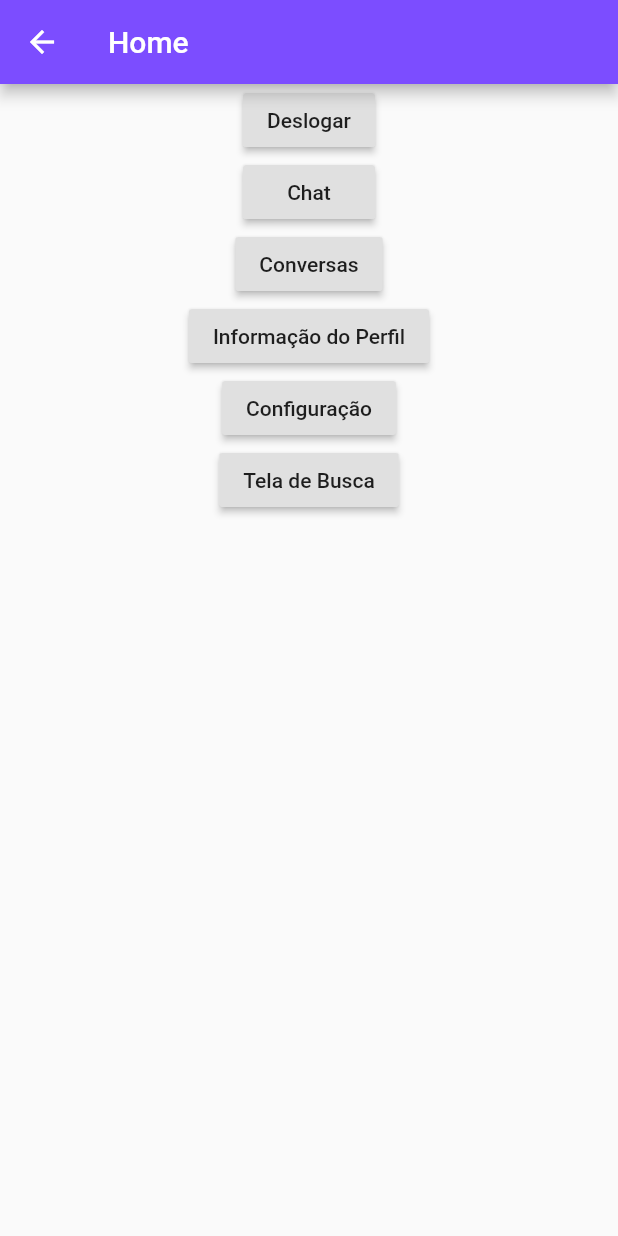
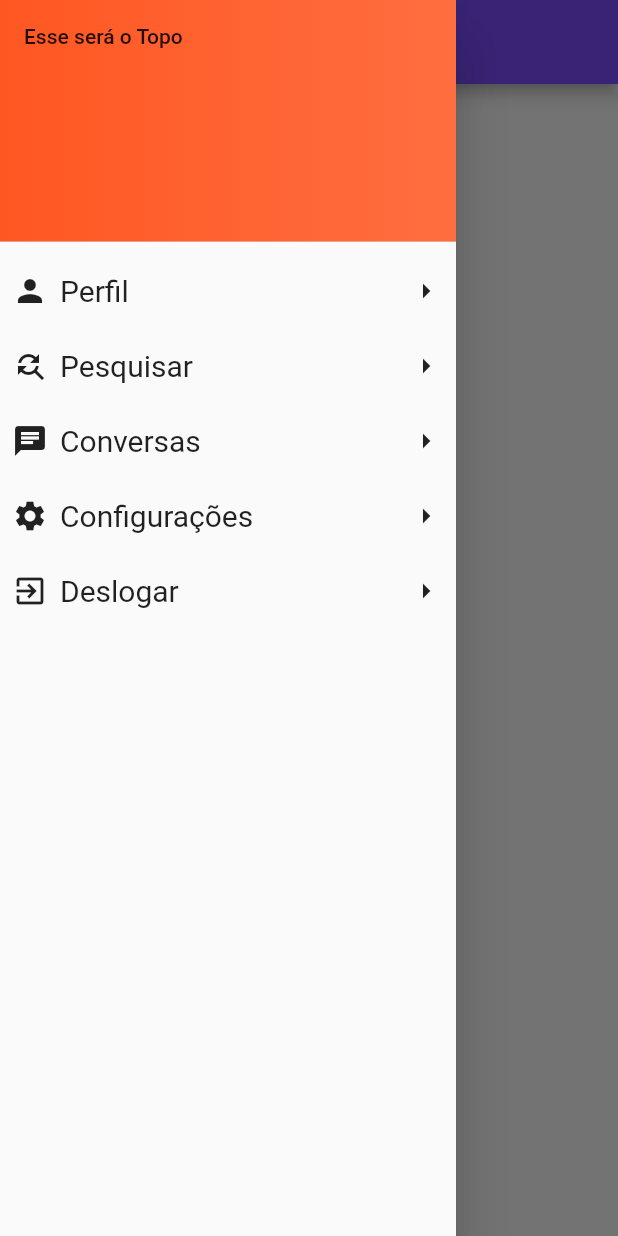
Before and after one commit to bkpaulera/SOA-2019, a Flutter app: the Home screen opened directly, with the side drawer open (before the commit the screen has no drawer), on a phone screen of 412 x 824 dp. Run offline on Flutter 3.47's test engine with Material 2 defaults, Android fonts, the phone set to English and light mode, and no system bars; missing offline and left inert: observable_ish; network calls fail.

Commit message:
Menu Lateral
Coloquei menu lateral, e suas ações, e comentei os RaiseButtons

```diff
--- a/soa_app/lib/ui/chat/talks.dart
+++ b/soa_app/lib/ui/chat/talks.dart
@@ -1,5 +1,6 @@
 
 import 'package:flutter/material.dart';
+
 
 class Talks extends StatefulWidget {
   @override
--- a/soa_app/lib/ui/home.dart
+++ b/soa_app/lib/ui/home.dart
@@ -14,23 +14,87 @@ class _HomeState extends State<Home> {
       appBar: AppBar(
         title: Text("Home"),
         backgroundColor: Colors.deepPurpleAccent,),
-        body:Center(
-          child: Center(
-            child: Column(
+
+        drawer: Drawer(
+          child: ListView(
             children: <Widget>[
-              RaisedButton(onPressed: () {Navigator.of(context).pop();},child: Text('Deslogar'),),
-              //Chat
-              RaisedButton(onPressed: () {Navigator.of(context).pushNamed(ChatView);},child: Text('Chat'),),
-              RaisedButton(onPressed: () {Navigator.of(context).pushNamed(TalksView);},child: Text('Conversas'),),
-              //Profile
-              RaisedButton(onPressed: () {Navigator.of(context).pushNamed(ProfileInfoView);},child: Text('Informação do Perfil'),),
-              RaisedButton(onPressed: () {Navigator.of(context).pushNamed(ProfileConfigView);},child: Text('Configuração'),),
-              //Search
-              RaisedButton(onPressed: () {Navigator.of(context).pushNamed(SearchView);},child: Text('Tela de Busca'),),
+              DrawerHeader(
+                decoration: BoxDecoration(
+                  gradient: LinearGradient(colors: <Color>[
+                    Colors.deepOrange,
+                    Colors.deepOrangeAccent,
+                    ]
+                  )
+                ),
+                child: Text('Esse será o Topo'),),
+
+              CostumListTitle(Icons.person,'Perfil',(){Navigator.of(context).pushNamed(ProfileInfoView);}),
+              CostumListTitle(Icons.find_replace, 'Pesquisar',(){Navigator.of(context).pushNamed(SearchView);}),
+              CostumListTitle(Icons.chat,'Conversas',(){Navigator.of(context).pushNamed(TalksView);}),
+              CostumListTitle(Icons.settings,'Configurações',(){Navigator.of(context).pushNamed(ProfileConfigView);}),
+              CostumListTitle(Icons.exit_to_app,'Deslogar',(){Navigator.of(context).pushNamed(LoginMainView);}),
+
             ],
           ),
-          )
-        )
+        ),
+
+      //  body:
+      // Center(
+       //   child: Center(
+        //    child: Column(
+         //   children: <Widget>[
+              // Deslogar
+           //   RaisedButton(onPressed: () {Navigator.of(context).pop();},child: Text('Deslogar'),),
+              //Chat
+          //    RaisedButton(onPressed: () {Navigator.of(context).pushNamed(ChatView);},child: Text('Chat'),),
+              //Conversas
+          //    RaisedButton(onPressed: () {Navigator.of(context).pushNamed(TalksView);},child: Text('Conversas'),),
+              //Profile
+          //    RaisedButton(onPressed: () {Navigator.of(context).pushNamed(ProfileInfoView);},child: Text('Informação do Perfil'),),
+              //Configuração
+         //     RaisedButton(onPressed: () {Navigator.of(context).pushNamed(ProfileConfigView);},child: Text('Configuração'),),
+              //Search
+         //     RaisedButton(onPressed: () {Navigator.of(context).pushNamed(SearchView);},child: Text('Tela de Busca'),),
+         //      ],
+        //  ),
+          // )
+        // ),
     );
   }
 }
+class CostumListTitle  extends StatelessWidget{
+
+      IconData icon;
+      String text;
+      Function onTap;
+
+      CostumListTitle(this.icon, this.text, this.onTap);
+
+  Widget build(BuildContext context){
+    return Padding(
+      padding: const EdgeInsets.fromLTRB(8.0,0,8.0,0),
+      child: InkWell(
+       // splashColor: Colors.deepPurpleAccent,
+        onTap: onTap,
+        child:Container(
+          height: 50,
+          child: Row(
+          mainAxisAlignment: MainAxisAlignment.spaceBetween,
+            children: <Widget>[
+              Row(
+                children: <Widget>[
+                  Icon(icon),
+                  Padding(
+                    padding: const EdgeInsets.all(8.0),
+                    child: Text(text,style: TextStyle(fontSize: 20),),
+                  ),
+                ],
+              ),
+              Icon(Icons.arrow_right),
+            ],
+        ),
+        ),
+      ),
+    );
+  }
+}
```
